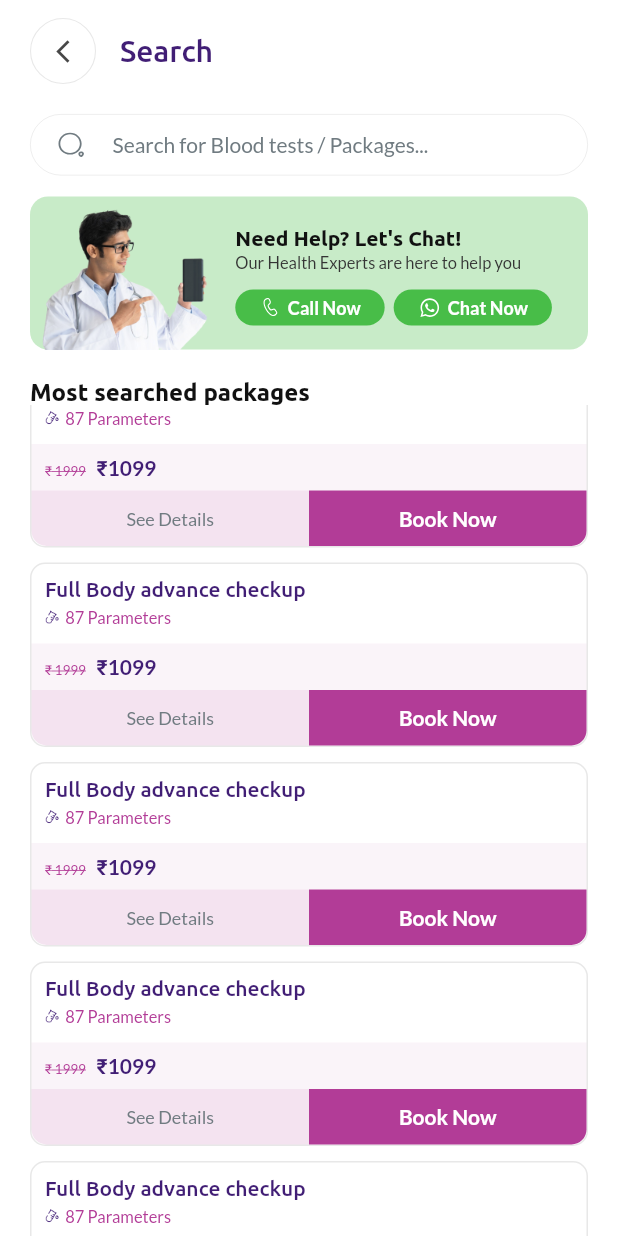
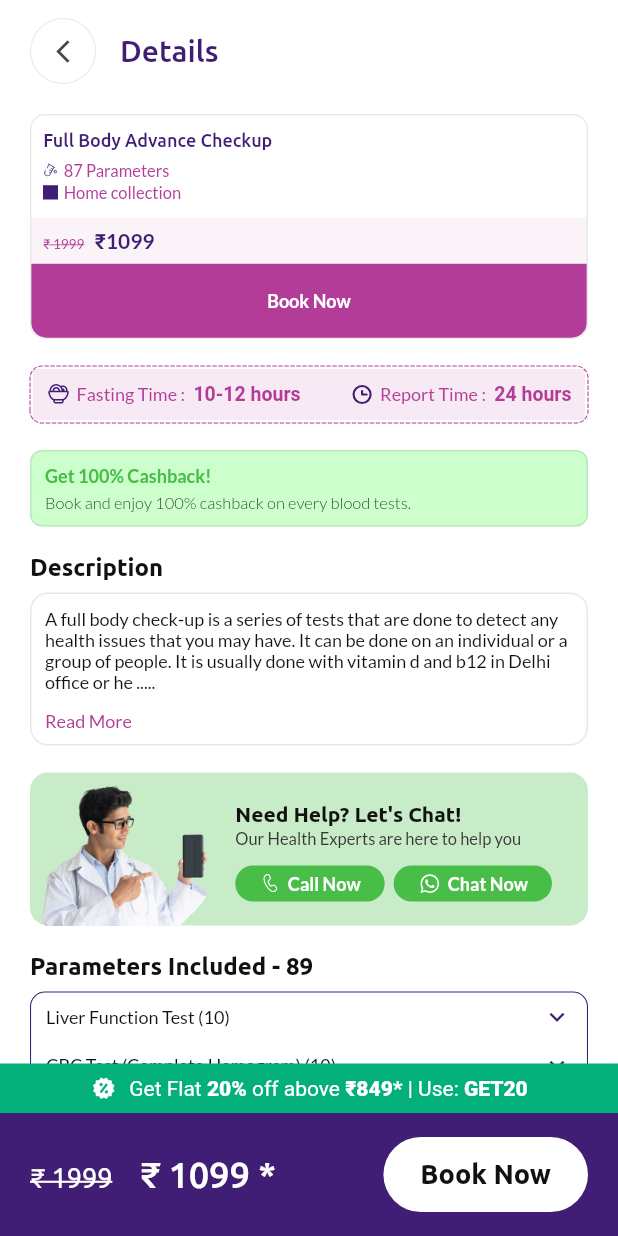
Before and after one commit to info-qrishealth/qris-app-flutter, a Flutter app: the SearchPackageScreen screen opened directly, scrolled down 576 dp, after a tap on "See Details", on a phone screen of 412 x 824 dp. Run offline on Flutter 3.47's test engine with Material 3 defaults, Android fonts, the phone set to English and light mode, and no system bars; drawn by our look-alikes of dotted_border; our stand-ins replace flutter_svg, get, pin_code_fields.

Commit message:
blood_test_detail_screen.dart ui completed.

```diff
--- a/lib/modules/home_module/components/package_tile.dart
+++ b/lib/modules/home_module/components/package_tile.dart
@@ -1,22 +1,29 @@
+import 'package:flutter/cupertino.dart';
 import 'package:flutter/material.dart';
 import 'package:get/get.dart';
 import 'package:qris_health/constants/app_constants.dart';
+import 'package:qris_health/modules/screens/blood_test_detail_screen.dart';
 import 'package:qris_health/shared/components/feature_row.dart';
 import 'package:qris_health/shared/components/offered_price_container.dart';
 import 'package:qris_health/styles/app_colors.dart';
 
-class PackageTile extends StatelessWidget {
-  PackageTile({super.key});
+class PackageTileHorizontal extends StatelessWidget {
+  PackageTileHorizontal({super.key});
   final _textTheme = Get.textTheme;
 
   @override
   Widget build(BuildContext context) {
-    return Container(
+    return GestureDetector(
+      onTap: () {
+        Navigator.of(context).push(
+            CupertinoPageRoute(builder: (context) => BloodTestDetailScreen()));
+      },
+      child: Container(
           width: 152,
           decoration: BoxDecoration(
               borderRadius: BorderRadius.circular(10),
-            border:
-                Border.all(color: Colors.black.withOpacity(0.09), width: 0.9)),
+              border: Border.all(
+                  color: Colors.black.withOpacity(0.09), width: 0.9)),
           child: Column(
               crossAxisAlignment: CrossAxisAlignment.stretch,
               mainAxisSize: MainAxisSize.min,
@@ -24,7 +31,9 @@ class PackageTile extends StatelessWidget {
                 Padding(
                     padding:
                         const EdgeInsets.symmetric(vertical: 10, horizontal: 8),
-                  child: Column(children: [
+                    child: Column(
+                        crossAxisAlignment: CrossAxisAlignment.start,
+                        children: [
                           Text('Full Body Advance Checkup',
                               style: _textTheme.bodySmall!.copyWith(
                                   fontWeight: FontWeight.w500,
@@ -54,6 +63,7 @@ class PackageTile extends StatelessWidget {
                             style: _textTheme.bodySmall!.copyWith(
                                 color: Colors.white,
                                 fontWeight: FontWeight.w700))))
-            ]));
+              ])),
+    );
   }
 }
--- a/lib/modules/home_module/components/popular_package_list_tile.dart
+++ b/lib/modules/home_module/components/popular_package_list_tile.dart
@@ -1,9 +1,12 @@
+import 'package:flutter/cupertino.dart';
 import 'package:flutter/material.dart';
 import 'package:get/get.dart';
 import 'package:qris_health/constants/app_constants.dart';
 import 'package:qris_health/shared/components/feature_row.dart';
 import 'package:qris_health/shared/components/offered_price_container.dart';
 import 'package:qris_health/styles/app_colors.dart';
+
+import '../../screens/blood_test_detail_screen.dart';
 
 class PopularPackageListTile extends StatelessWidget {
   final String? description;
@@ -48,7 +51,10 @@ class PopularPackageListTile extends StatelessWidget {
                   children: [
                 Expanded(
                     child: InkWell(
-                        onTap: () {},
+                        onTap: () {
+                          Navigator.of(context).push(CupertinoPageRoute(
+                              builder: (context) => BloodTestDetailScreen()));
+                        },
                         child: Container(
                             padding: EdgeInsets.symmetric(vertical: 10),
                             alignment: Alignment.center,
--- a/lib/modules/home_module/screens/home_screen.dart
+++ b/lib/modules/home_module/screens/home_screen.dart
@@ -93,7 +93,7 @@ class _HomeScreenState extends State<HomeScreen> {
                       shrinkWrap: true,
                       separatorBuilder: (context, index) => SizedBox(width: 8),
                       itemBuilder: (context, index) {
-                        return PackageTile();
+                        return PackageTileHorizontal();
                       })),
               SizedBox(height: 16),
               ContactUsContainer(),
--- /dev/null
+++ b/lib/modules/screens/blood_test_detail_screen.dart
@@ -0,0 +1,287 @@
+import 'package:dotted_border/dotted_border.dart';
+import 'package:flutter/material.dart';
+import 'package:flutter_svg/flutter_svg.dart';
+import 'package:get/get.dart';
+import 'package:qris_health/constants/app_constants.dart';
+import 'package:qris_health/modules/home_module/components/cashback_container.dart';
+import 'package:qris_health/modules/home_module/components/package_tile.dart';
+import 'package:qris_health/shared/components/common_app_bar.dart';
+import 'package:qris_health/shared/components/contact_us_container.dart';
+import 'package:qris_health/shared/components/discount_coupon_container.dart';
+import 'package:qris_health/shared/components/faq_list_tile.dart';
+import 'package:qris_health/styles/app_colors.dart';
+
+class BloodTestDetailScreen extends StatefulWidget {
+  const BloodTestDetailScreen({super.key});
+
+  @override
+  State<BloodTestDetailScreen> createState() => _BloodTestDetailScreenState();
+}
+
+class _BloodTestDetailScreenState extends State<BloodTestDetailScreen> {
+  final _textTheme = Get.textTheme;
+
+  @override
+  Widget build(BuildContext context) {
+    return Scaffold(
+        bottomNavigationBar: Column(mainAxisSize: MainAxisSize.min, children: [
+          DiscountCouponContainer(),
+          Container(
+              padding: EdgeInsets.symmetric(
+                  horizontal: AppConstants.scaffoldPadding, vertical: 16),
+              decoration: BoxDecoration(color: AppColors.primaryBlue),
+              child: SafeArea(
+                  child: Row(children: [
+                Expanded(
+                    child: Row(
+                        crossAxisAlignment: CrossAxisAlignment.end,
+                        children: [
+                      Padding(
+                          padding: const EdgeInsets.only(bottom: 1),
+                          child: Text('₹ 1999',
+                              style: _textTheme.titleLarge!.copyWith(
+                                  fontWeight: FontWeight.w400,
+                                  color: Colors.white,
+                                  decoration: TextDecoration.lineThrough))),
+                      SizedBox(width: 18),
+                      Text('₹ 1099 *',
+                          style: _textTheme.headlineLarge!.copyWith(
+                              fontWeight: FontWeight.w500,
+                              color: Colors.white)),
+                    ])),
+                SizedBox(
+                    height: 50,
+                    child: ElevatedButton(
+                        onPressed: () {},
+                        style: ElevatedButton.styleFrom(
+                            backgroundColor: Colors.white),
+                        child: Text('  Book Now  ',
+                            style: _textTheme.titleLarge!
+                                .copyWith(fontWeight: FontWeight.w800))))
+              ]))),
+        ]),
+        appBar: CommonAppBar(title: 'Details'),
+        body: SafeArea(
+            child: ListView(
+                physics: BouncingScrollPhysics(),
+                padding: EdgeInsets.symmetric(
+                    horizontal: AppConstants.scaffoldPadding),
+                children: [
+              SizedBox(height: 16),
+              SizedBox(height: 150, child: PackageTileHorizontal()),
+              SizedBox(height: 18),
+              DottedBorder(
+                  strokeWidth: 0.7,
+                  borderType: BorderType.RRect,
+                  color: AppColors.primaryPink,
+                  radius: Radius.circular(8),
+                  borderPadding: EdgeInsets.zero,
+                  child: Container(
+                      padding: EdgeInsets.symmetric(horizontal: 9, vertical: 9),
+                      decoration: BoxDecoration(
+                          color: AppColors.primaryPink.withOpacity(0.11)),
+                      child: Row(children: [
+                        Expanded(
+                            child: _buildInfoRow(
+                                svgPath: 'assets/images/icons/food_icon.svg',
+                                title: 'Fasting Time : ',
+                                description: ' 10-12 hours')),
+                        _buildInfoRow(
+                            svgPath: 'assets/images/icons/clock_icon.svg',
+                            title: 'Report Time : ',
+                            description: ' 24 hours'),
+                      ]))),
+              SizedBox(height: 18),
+              CashbackContainer(),
+              SizedBox(height: 18),
+              Text('Description',
+                  style: _textTheme.titleMedium!
+                      .copyWith(fontWeight: FontWeight.w700)),
+              SizedBox(height: 8),
+              Container(
+                  padding: EdgeInsets.all(9),
+                  decoration: BoxDecoration(
+                      border: Border.all(color: Colors.black.withOpacity(0.09)),
+                      borderRadius: BorderRadius.circular(12)),
+                  child: Column(
+                      crossAxisAlignment: CrossAxisAlignment.start,
+                      children: [
+                        Text(
+                            'A full body check-up is a series of tests that are done to detect any health issues that you may have. It can be done on an individual or a group of people. It is usually done with vitamin d and b12 in Delhi office or he ..... ',
+                            style: _textTheme.bodySmall!.copyWith(
+                                fontWeight: FontWeight.w400, height: 1.2)),
+                        SizedBox(height: 12),
+                        Text('Read More',
+                            style: _textTheme.bodySmall!.copyWith(
+                                color: AppColors.primaryPink,
+                                fontWeight: FontWeight.w400)),
+                      ])),
+              SizedBox(height: 18),
+              ContactUsContainer(),
+              SizedBox(height: 18),
+              Text('Parameters Included - 89',
+                  style: _textTheme.titleMedium!
+                      .copyWith(fontWeight: FontWeight.w700)),
+              SizedBox(height: 8),
+              Container(
+                  decoration: BoxDecoration(
+                      border:
+                          Border.all(color: AppColors.primaryBlue, width: 0.7),
+                      borderRadius: BorderRadius.circular(10)),
+                  child: Column(children: [
+                    _buildExpansionTile(title: 'Liver Function Test (10)'),
+                    _buildExpansionTile(
+                        title: 'CBC Test (Complete Hemogram) (10)'),
+                    _buildExpansionTile(title: 'Iron Studies (10)'),
+                    _buildExpansionTile(title: 'HBA1C (10)'),
+                    _buildExpansionTile(title: 'Blood Glucose Fasting (10)'),
+                    _buildExpansionTile(
+                        title: 'Vitamin D Total - 25 Hydroxy (10)'),
+                    _buildExpansionTile(title: 'Any Other (10)'),
+                    _buildExpansionTile(
+                        title: 'Urine Routine & Microscopy Extended (10)'),
+                  ])),
+              SizedBox(height: 18),
+              Text('Benefits',
+                  style: _textTheme.titleMedium!
+                      .copyWith(fontWeight: FontWeight.w700)),
+              SizedBox(height: 8),
+              Container(
+                  padding: EdgeInsets.symmetric(horizontal: 10, vertical: 6),
+                  decoration: BoxDecoration(
+                      borderRadius: BorderRadius.circular(10),
+                      border:
+                          Border.all(color: Colors.black.withOpacity(0.09))),
+                  child: Column(
+                      crossAxisAlignment: CrossAxisAlignment.start,
+                      children: [
+                        _buildBenefitRow(
+                            title:
+                                'Free Home Sample Collection by Vaccinated Professionals',
+                            assetPath:
+                                'assets/images/icons/test_benefit_icons/cycle_icon.svg'),
+                        _buildBenefitRow(
+                            title: 'Free Doctor Consultation from Expert Team',
+                            assetPath:
+                                'assets/images/icons/test_benefit_icons/doctor_icon.svg'),
+                        _buildBenefitRow(
+                            title:
+                                'Doctor verified reports with 3-step review process',
+                            assetPath:
+                                'assets/images/icons/test_benefit_icons/verified_benefit_icon.svg'),
+                        _buildBenefitRow(
+                            title:
+                                'Smart Reporting - Detailed information on each test',
+                            assetPath:
+                                'assets/images/icons/test_benefit_icons/sim_icon.svg'),
+                        _buildBenefitRow(
+                            title: 'Expert Team of Medical Professionals',
+                            assetPath:
+                                'assets/images/icons/test_benefit_icons/users_icon.svg'),
+                      ])),
+              SizedBox(height: 18),
+              Text('Frequently Asked Questions',
+                  style: _textTheme.titleMedium!
+                      .copyWith(fontWeight: FontWeight.w700)),
+              SizedBox(height: 8),
+              Container(
+                  decoration: BoxDecoration(
+                      border: Border.all(color: Colors.black.withOpacity(0.09)),
+                      borderRadius: BorderRadius.circular(10)),
+                  child: Column(children: [
+                    FaqListTile(
+                        question:
+                            'For what disorders is ESR a diagnostic tool?',
+                        answer:
+                            'When Should an ESR Test Be Performed? When a child shows symptoms of infection or inflammation, doctors may request an ESR test. It is possible to monitor the efficacy of treatment for inflammation or infection using ESR testing'),
+                    FaqListTile(
+                        question: 'Should I be concerned about a high ESR?',
+                        answer:
+                            'When Should an ESR Test Be Performed? When a child shows symptoms of infection or inflammation, doctors may request an ESR test. It is possible to monitor the efficacy of treatment for inflammation or infection using ESR testing'),
+                    FaqListTile(
+                        question: 'What is the usual range of ESR?',
+                        answer:
+                            'When Should an ESR Test Be Performed? When a child shows symptoms of infection or inflammation, doctors may request an ESR test. It is possible to monitor the efficacy of treatment for inflammation or infection using ESR testing')
+                  ])),
+              SizedBox(height: 16),
+              Text('Related blood test packages',
+                  style: _textTheme.titleMedium!
+                      .copyWith(fontWeight: FontWeight.w700)),
+              SizedBox(height: 8),
+              SizedBox(
+                  height: 150,
+                  child: ListView.separated(
+                      scrollDirection: Axis.horizontal,
+                      itemBuilder: (context, index) {
+                        return PackageTileHorizontal();
+                      },
+                      separatorBuilder: (context, index) {
+                        return SizedBox(width: 8);
+                      },
+                      itemCount: 10)),
+              SizedBox(height: 26),
+            ])));
+  }
+
+  Widget _buildInfoRow(
+      {required String svgPath,
+      required String title,
+      required String description}) {
+    return Row(children: [
+      SvgPicture.asset(svgPath, height: 16),
+      SizedBox(width: 4),
+      Text.rich(TextSpan(children: [
+        TextSpan(
+            text: title,
+            style: _textTheme.bodySmall!.copyWith(
+                color: AppColors.primaryPink, fontWeight: FontWeight.w400)),
+        TextSpan(
+            text: description,
+            style: TextStyle(
+                color: AppColors.primaryPink, fontWeight: FontWeight.w700)),
+      ])),
+    ]);
+  }
+
+  Widget _buildExpansionTile({required String title}) {
+    return ExpansionTile(
+        minTileHeight: 30,
+        tilePadding: EdgeInsets.symmetric(horizontal: 10),
+        title: Text(title,
+            style: _textTheme.bodySmall!.copyWith(fontWeight: FontWeight.w400)),
+        childrenPadding: EdgeInsets.symmetric(horizontal: 9),
+        expandedCrossAxisAlignment: CrossAxisAlignment.start,
+        expandedAlignment: Alignment.centerLeft,
+        trailing: Icon(Icons.keyboard_arrow_down_outlined,
+            color: AppColors.primaryBlue, size: 20),
+        children: [
+          Text('Chlorides, Serum',
+              style: _textTheme.labelSmall!.copyWith(
+                  fontWeight: FontWeight.w400,
+                  color: AppColors.lightSubTextColor)),
+          SizedBox(height: 2),
+          Text('Chlorides, Serum',
+              style: _textTheme.labelSmall!.copyWith(
+                  fontWeight: FontWeight.w400,
+                  color: AppColors.lightSubTextColor)),
+          SizedBox(height: 2),
+          Text('Chlorides, Serum',
+              style: _textTheme.labelSmall!.copyWith(
+                  fontWeight: FontWeight.w400,
+                  color: AppColors.lightSubTextColor)),
+          SizedBox(height: 8)
+        ]);
+  }
+
+  Widget _buildBenefitRow({required String title, required String assetPath}) {
+    return Padding(
+        padding: const EdgeInsets.symmetric(vertical: 4),
+        child: Row(children: [
+          SvgPicture.asset(assetPath),
+          SizedBox(width: 8),
+          Text(title,
+              style: _textTheme.bodySmall!.copyWith(
+                  color: AppColors.primaryPink, fontWeight: FontWeight.w400))
+        ]));
+  }
+}
--- /dev/null
+++ b/lib/shared/components/discount_coupon_container.dart
@@ -0,0 +1,44 @@
+import 'package:flutter/material.dart';
+import 'package:flutter_svg/flutter_svg.dart';
+import 'package:get/get.dart';
+
+class DiscountCouponContainer extends StatelessWidget {
+  const DiscountCouponContainer({super.key});
+
+  @override
+  Widget build(BuildContext context) {
+    final textTheme = Get.textTheme;
+
+    return Container(
+        padding: EdgeInsets.symmetric(vertical: 8),
+        decoration: BoxDecoration(color: Color(0xFF03B07A)),
+        child: Row(mainAxisAlignment: MainAxisAlignment.center, children: [
+          SvgPicture.asset('assets/images/icons/coupon_icon.svg'),
+          SizedBox(width: 8),
+          Text.rich(
+              TextSpan(
+                  style: textTheme.bodyLarge!.copyWith(color: Colors.white),
+                  children: [
+                    TextSpan(
+                        text: 'Get Flat ',
+                        style: TextStyle(fontWeight: FontWeight.w400)),
+                    TextSpan(
+                        text: '20%',
+                        style: TextStyle(fontWeight: FontWeight.w800)),
+                    TextSpan(
+                        text: ' off above ',
+                        style: TextStyle(fontWeight: FontWeight.w400)),
+                    TextSpan(
+                        text: '₹849*',
+                        style: TextStyle(fontWeight: FontWeight.w800)),
+                    TextSpan(
+                        text: ' | Use: ',
+                        style: TextStyle(fontWeight: FontWeight.w400)),
+                    TextSpan(
+                        text: 'GET20',
+                        style: TextStyle(fontWeight: FontWeight.w800))
+                  ]),
+              textAlign: TextAlign.center)
+        ]));
+  }
+}
--- /dev/null
+++ b/lib/shared/components/faq_list_tile.dart
@@ -0,0 +1,46 @@
+import 'package:flutter/material.dart';
+import 'package:flutter_svg/flutter_svg.dart';
+import 'package:get/get.dart';
+import 'package:qris_health/styles/app_colors.dart';
+
+class FaqListTile extends StatefulWidget {
+  final String question;
+  final String answer;
+  const FaqListTile({super.key, required this.question, required this.answer});
+
+  @override
+  State<FaqListTile> createState() => _FaqListTileState();
+}
+
+class _FaqListTileState extends State<FaqListTile> {
+  bool _isExpanded = false;
+
+  @override
+  Widget build(BuildContext context) {
+    final textTheme = Get.textTheme;
+
+    return ExpansionTile(
+        minTileHeight: 50,
+        onExpansionChanged: (isExpanded) {
+          _isExpanded = isExpanded;
+          setState(() {});
+        },
+        tilePadding: EdgeInsets.symmetric(horizontal: 9),
+        title: Text(widget.question,
+            style: textTheme.bodyLarge!.copyWith(fontWeight: FontWeight.w500)),
+        childrenPadding: EdgeInsets.symmetric(horizontal: 9),
+        trailing: SvgPicture.asset(
+            _isExpanded
+                ? 'assets/images/icons/minus_icon.svg'
+                : 'assets/images/icons/plus_icon.svg',
+            color: AppColors.primaryPink,
+            height: _isExpanded ? 20 : 24),
+        children: [
+          Text(widget.answer,
+              style: textTheme.bodySmall!.copyWith(
+                  fontWeight: FontWeight.w400,
+                  color: AppColors.lightSubTextColor)),
+          SizedBox(height: 16),
+        ]);
+  }
+}
--- a/pubspec.yaml
+++ b/pubspec.yaml
@@ -22,6 +22,7 @@ dependencies:
   url_launcher: ^6.3.1
   modal_progress_hud_nsn: ^0.5.1
   pin_code_fields: ^8.0.1
+  dotted_border: ^2.0.0+3
 
 dev_dependencies:
   flutter_test:
@@ -45,6 +46,7 @@ flutter:
     - assets/images/icons/accreditations/
     - assets/images/placeholders/
     - assets/images/icons/popular_packages_type/
+    - assets/images/icons/test_benefit_icons/
 
   fonts:
     - family: Ubuntu
```
Also changed, not shown: assets/images/icons/clock_icon.svg (added), assets/images/icons/coupon_icon.svg (added), assets/images/icons/food_icon.svg (added), assets/images/icons/test_benefit_icons/cycle_icon.svg (added), assets/images/icons/test_benefit_icons/doctor_icon.svg (added), assets/images/icons/test_benefit_icons/sim_icon.svg (added), assets/images/icons/test_benefit_icons/users_icon.svg (added), assets/images/icons/test_benefit_icons/verified_benefit_icon.svg (added), pubspec.lock. Lines whose indentation alone changed are shown as unchanged.
